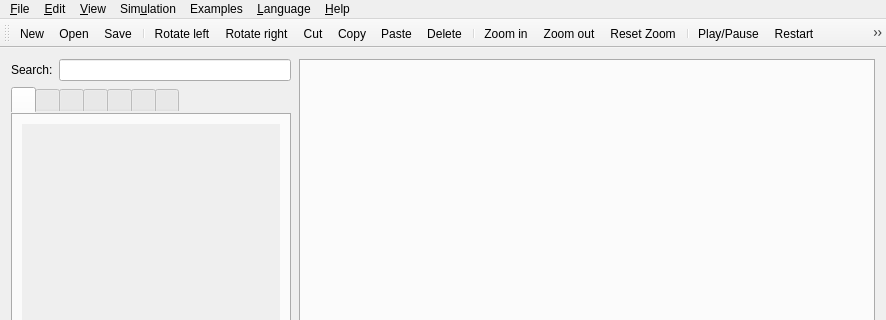
GIBIS-UNIFESP/wiRedPanda, file app/mainwindow.ui: the form before one commit; both pictures show x 0 to 886 and y 0 to 320 of the 886 by 765 pixel window.
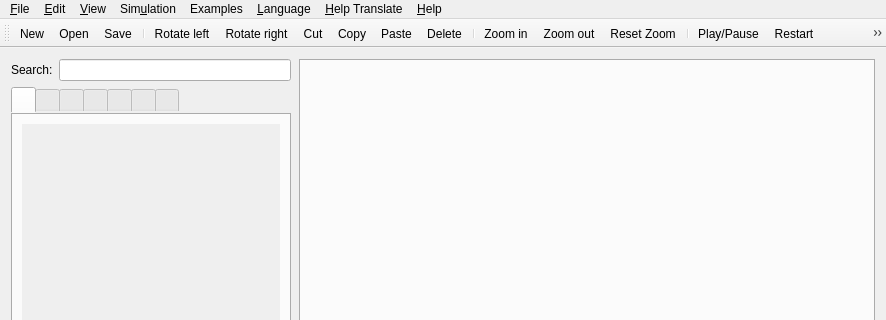
The form after the commit. Icons and pictures are not drawn. Custom widgets are drawn as their Qt base class.

The edit to the form file:
```diff
--- a/app/mainwindow.ui
+++ b/app/mainwindow.ui
@@ -686,6 +686,12 @@
     <addaction name="actionAboutThisVersion"/>
     <addaction name="actionShortcutsAndTips"/>
    </widget>
+   <widget class="QMenu" name="menuTranslation">
+    <property name="title">
+     <string>&amp;Help Translate</string>
+    </property>
+    <addaction name="actionReportTranslationError"/>
+   </widget>
    <widget class="QMenu" name="menuView">
     <property name="title">
      <string>&amp;View</string>
@@ -737,6 +743,7 @@
    <addaction name="menuSimulation"/>
    <addaction name="menuExamples"/>
    <addaction name="menuLanguage"/>
+   <addaction name="menuTranslation"/>
    <addaction name="menuHelp"/>
   </widget>
   <action name="actionOpen">
```
Left out of the diff: 12 changed lines with no effect on the pictures.
